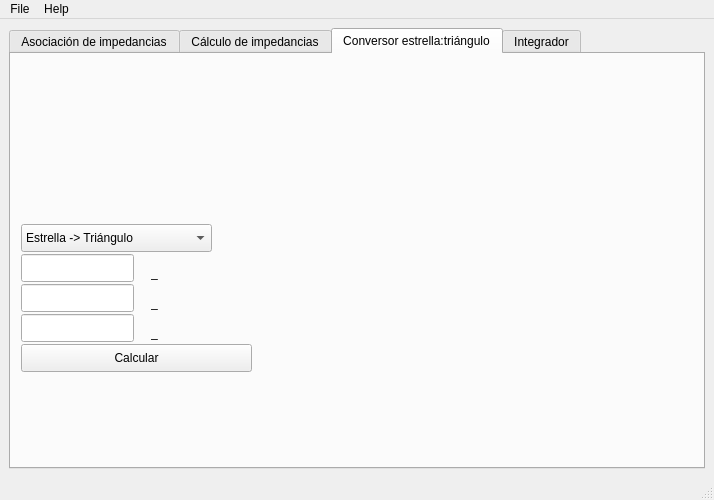
This is gui/tercera-manoUI.ui in zerberros/tercera_mano as Qt 5 draws it before an edit. The edited form follows.
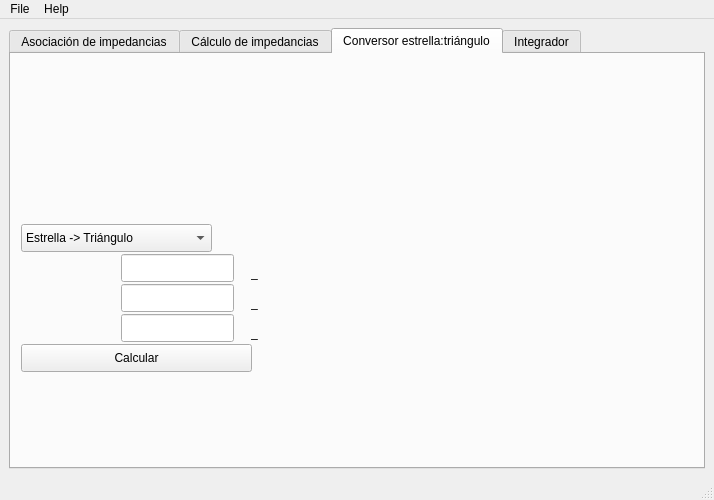
This is the edited form. The open tabs and pages were chosen to show the change. Icons and pictures are not drawn.

Commit message: A lot of more 'pythonic' code.

```diff
--- a/gui/tercera-manoUI.ui
+++ b/gui/tercera-manoUI.ui
@@ -245,30 +245,10 @@
        <attribute name="title">
         <string>Conversor estrella:triángulo</string>
        </attribute>
-       <widget class="QLineEdit" name="lE_dt_1">
-        <property name="geometry">
-         <rect>
-          <x>10</x>
-          <y>200</y>
-          <width>113</width>
-          <height>28</height>
-         </rect>
-        </property>
-       </widget>
-       <widget class="QLineEdit" name="lE_dt_2">
-        <property name="geometry">
-         <rect>
-          <x>10</x>
-          <y>230</y>
-          <width>113</width>
-          <height>28</height>
-         </rect>
-        </property>
-       </widget>
        <widget class="QLineEdit" name="lE_dt_3">
         <property name="geometry">
          <rect>
-          <x>10</x>
+          <x>110</x>
           <y>260</y>
           <width>113</width>
           <height>28</height>
@@ -298,9 +278,9 @@
        <widget class="QLabel" name="lb_dt_1">
         <property name="geometry">
          <rect>
-          <x>140</x>
+          <x>240</x>
           <y>210</y>
-          <width>101</width>
+          <width>441</width>
           <height>18</height>
          </rect>
         </property>
@@ -314,9 +294,9 @@
        <widget class="QLabel" name="lb_dt_2">
         <property name="geometry">
          <rect>
-          <x>140</x>
+          <x>240</x>
           <y>240</y>
-          <width>101</width>
+          <width>441</width>
           <height>18</height>
          </rect>
         </property>
@@ -330,9 +310,9 @@
        <widget class="QLabel" name="lb_dt_3">
         <property name="geometry">
          <rect>
-          <x>140</x>
+          <x>240</x>
           <y>270</y>
-          <width>101</width>
+          <width>441</width>
           <height>18</height>
          </rect>
         </property>
@@ -390,6 +370,26 @@
          <bool>true</bool>
         </property>
        </widget>
+       <widget class="QLineEdit" name="lE_dt_2">
+        <property name="geometry">
+         <rect>
+          <x>110</x>
+          <y>230</y>
+          <width>113</width>
+          <height>28</height>
+         </rect>
+        </property>
+       </widget>
+       <widget class="QLineEdit" name="lE_dt_1">
+        <property name="geometry">
+         <rect>
+          <x>110</x>
+          <y>200</y>
+          <width>113</width>
+          <height>28</height>
+         </rect>
+        </property>
+       </widget>
       </widget>
       <widget class="QWidget" name="IIntegrador">
        <property name="enabled">
```
Left out of the diff: 6 changed lines with no effect on the pictures. The commit also changes 1 other file.
